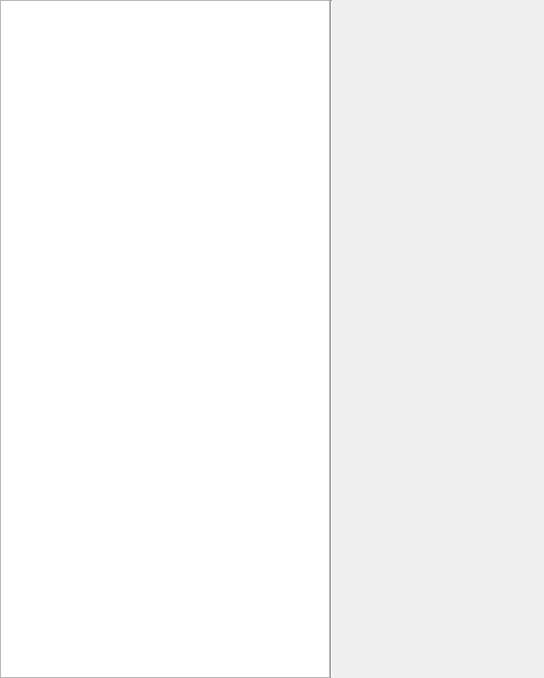
Qt form lib/common-widgets/kiran-module-widget/kiran-module-widget.ui (openeuler-mirror/kiran-control-panel) before a commit; both pictures show x 0 to 544 and y 0 to 678 of the 969 by 678 pixel window.
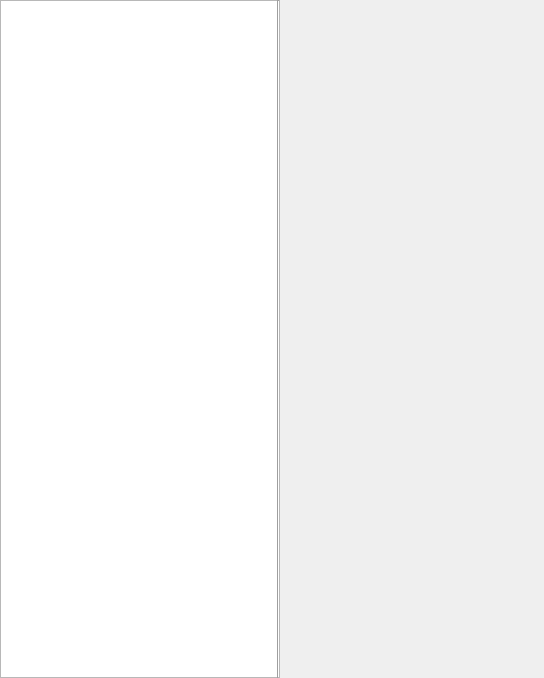
The same form after that commit. Custom widgets are drawn as their Qt base class.

Commit message:
refactor(*): Update sidebar width
- 按照设计图更新侧边栏宽度

Patch:
```diff
--- a/lib/common-widgets/kiran-module-widget/kiran-module-widget.ui
+++ b/lib/common-widgets/kiran-module-widget/kiran-module-widget.ui
@@ -34,6 +34,24 @@
    </property>
    <item>
     <widget class="QWidget" name="widget_siderbar" native="true">
+     <property name="sizePolicy">
+      <sizepolicy hsizetype="Fixed" vsizetype="Preferred">
+       <horstretch>0</horstretch>
+       <verstretch>0</verstretch>
+      </sizepolicy>
+     </property>
+     <property name="minimumSize">
+      <size>
+       <width>280</width>
+       <height>0</height>
+      </size>
+     </property>
+     <property name="maximumSize">
+      <size>
+       <width>280</width>
+       <height>16777215</height>
+      </size>
+     </property>
      <property name="styleSheet">
       <string notr="true"/>
      </property>
@@ -63,13 +81,13 @@
         </property>
         <property name="minimumSize">
          <size>
-          <width>330</width>
+          <width>280</width>
           <height>0</height>
          </size>
         </property>
         <property name="maximumSize">
          <size>
-          <width>330</width>
+          <width>280</width>
           <height>16777215</height>
          </size>
         </property>
```
The commit also changes 1 other file.
